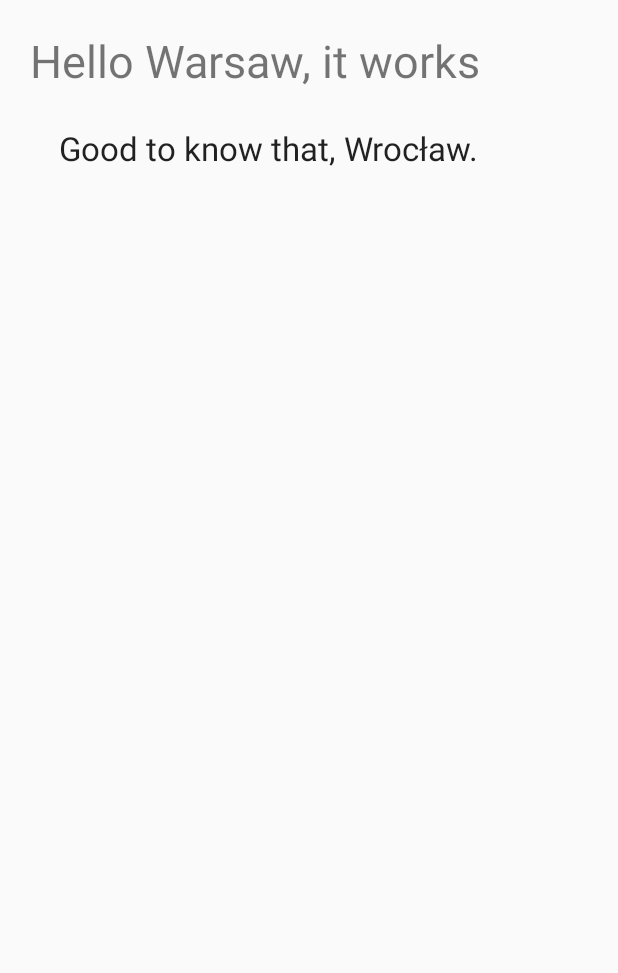
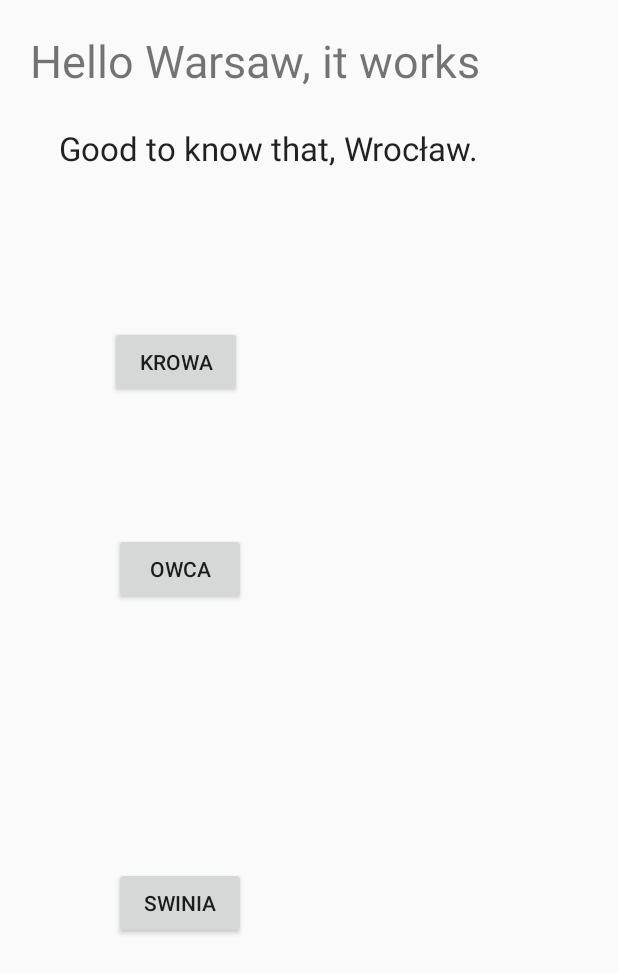
Before and after one commit to sntBanzai/kidsapp-simple, an Android app: the screen it shows after launch (MainActivity), on a phone screen of 412 x 824 dp. Shown: the top 973 px of the screen. Run offline under Robolectric (Android 15) with nearby library versions, the phone set to English and light mode, and no system bars.

Commit message:
krowa owca świnia

```diff
--- a/app/src/main/res/layout/activity_main.xml
+++ b/app/src/main/res/layout/activity_main.xml
@@ -26,4 +26,44 @@
         android:text="@string/reply_to_Wroclaw"
         android:textAppearance="@style/TextAppearance.AppCompat.Large" />
 
+    <Button
+        android:id="@+id/muckaButton"
+        android:layout_width="wrap_content"
+        android:layout_height="wrap_content"
+        android:layout_alignParentLeft="true"
+        android:layout_alignParentStart="true"
+        android:layout_alignParentTop="true"
+        android:layout_marginLeft="53dp"
+        android:layout_marginStart="53dp"
+        android:layout_marginTop="197dp"
+        android:onClick="buttonClicked"
+        android:text="@string/mucka" />
+
+    <Button
+        android:id="@+id/owcaButton"
+        android:layout_width="wrap_content"
+        android:layout_height="wrap_content"
+        android:layout_alignParentLeft="true"
+        android:layout_alignParentStart="true"
+        android:layout_alignParentTop="true"
+        android:layout_centerVertical="true"
+        android:layout_marginLeft="56dp"
+        android:layout_marginStart="56dp"
+        android:layout_marginTop="335dp"
+        android:onClick="buttonClicked"
+        android:text="@string/sheep" />
+
+    <Button
+        android:id="@+id/swiniaButton"
+        android:layout_width="wrap_content"
+        android:layout_height="wrap_content"
+        android:layout_alignParentBottom="true"
+        android:layout_alignParentLeft="true"
+        android:layout_alignParentStart="true"
+        android:layout_marginBottom="178dp"
+        android:layout_marginLeft="56dp"
+        android:layout_marginStart="56dp"
+        android:onClick="buttonClicked"
+        android:text="@string/swine" />
+
 </RelativeLayout>
--- a/app/src/main/res/values/strings.xml
+++ b/app/src/main/res/values/strings.xml
@@ -1,4 +1,8 @@
 <resources>
     <string name="app_name">Kidsapp-Simple</string>
     <string name="reply_to_Wroclaw">Good to know that, Wrocław.</string>
+    <string name="mucka">Krowa</string>
+    <string name="sheep">Owca</string>
+    <string name="swine">Swinia</string>
+    <string name="goBackButt">Powróć</string>
 </resources>
```
Also changed, not shown: app/src/main/AndroidManifest.xml (+4 -3 lines), app/src/main/java/pl/wroc/waw/kidsapp_simple/DisplayAnimalActivity.java (added, +24 -0 lines), app/src/main/java/pl/wroc/waw/kidsapp_simple/MainActivity.java (+24 -0 lines), app/src/main/res/layout/activity_display_animal.xml (added, +26 -0 lines), app/src/main/res/drawable/mucka.jpeg (added), app/src/main/res/drawable/pig.jpeg (added), app/src/main/res/drawable/sheep.jpg (added).
